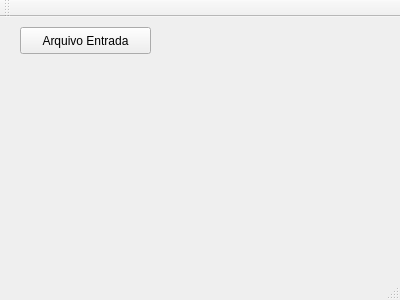
Before: the Qt Designer form ipo_sa_tela/MainWindow.ui in Hanniere/projeto-final-ipo, drawn with Qt 5.
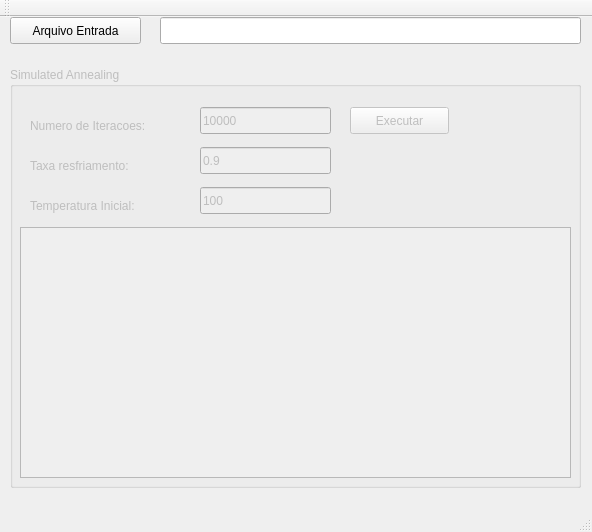
After: the same form once the commit is applied.

The edit to the form file:
```diff
--- a/ipo_sa_tela/MainWindow.ui
+++ b/ipo_sa_tela/MainWindow.ui
@@ -6,8 +6,8 @@
    <rect>
     <x>0</x>
     <y>0</y>
-    <width>400</width>
-    <height>300</height>
+    <width>592</width>
+    <height>532</height>
    </rect>
   </property>
   <property name="windowTitle">
@@ -17,8 +17,8 @@
    <widget class="QPushButton" name="pb_selecionar_arquivo_entrada">
     <property name="geometry">
      <rect>
-      <x>20</x>
-      <y>10</y>
+      <x>10</x>
+      <y>0</y>
       <width>131</width>
       <height>27</height>
      </rect>
@@ -27,6 +27,133 @@
      <string>Arquivo Entrada</string>
     </property>
    </widget>
+   <widget class="QGroupBox" name="gbx_simulated_annealing">
+    <property name="enabled">
+     <bool>false</bool>
+    </property>
+    <property name="geometry">
+     <rect>
+      <x>10</x>
+      <y>50</y>
+      <width>571</width>
+      <height>421</height>
+     </rect>
+    </property>
+    <property name="title">
+     <string>Simulated Annealing</string>
+    </property>
+    <widget class="QLabel" name="lbl_num_iteracoes">
+     <property name="geometry">
+      <rect>
+       <x>20</x>
+       <y>50</y>
+       <width>151</width>
+       <height>17</height>
+      </rect>
+     </property>
+     <property name="text">
+      <string>Numero de Iteracoes:</string>
+     </property>
+    </widget>
+    <widget class="QLineEdit" name="ln_num_iteracoes">
+     <property name="geometry">
+      <rect>
+       <x>190</x>
+       <y>40</y>
+       <width>131</width>
+       <height>27</height>
+      </rect>
+     </property>
+     <property name="text">
+      <string>10000</string>
+     </property>
+    </widget>
+    <widget class="QLineEdit" name="ln_taxa_resfriamento">
+     <property name="geometry">
+      <rect>
+       <x>190</x>
+       <y>80</y>
+       <width>131</width>
+       <height>27</height>
+      </rect>
+     </property>
+     <property name="text">
+      <string>0.9</string>
+     </property>
+    </widget>
+    <widget class="QLabel" name="lbl_taxa_resfriamento">
+     <property name="geometry">
+      <rect>
+       <x>20</x>
+       <y>90</y>
+       <width>151</width>
+       <height>17</height>
+      </rect>
+     </property>
+     <property name="text">
+      <string>Taxa resfriamento:</string>
+     </property>
+    </widget>
+    <widget class="QLabel" name="lbl_temperatura_inicial">
+     <property name="geometry">
+      <rect>
+       <x>20</x>
+       <y>130</y>
+       <width>151</width>
+       <height>17</height>
+      </rect>
+     </property>
+     <property name="text">
+      <string>Temperatura Inicial:</string>
+     </property>
+    </widget>
+    <widget class="QLineEdit" name="ln_temperatura_inicial">
+     <property name="geometry">
+      <rect>
+       <x>190</x>
+       <y>120</y>
+       <width>131</width>
+       <height>27</height>
+      </rect>
+     </property>
+     <property name="text">
+      <string>100</string>
+     </property>
+    </widget>
+    <widget class="QPushButton" name="pb_executar">
+     <property name="geometry">
+      <rect>
+       <x>340</x>
+       <y>40</y>
+       <width>99</width>
+       <height>27</height>
+      </rect>
+     </property>
+     <property name="text">
+      <string>Executar</string>
+     </property>
+    </widget>
+    <widget class="QTextEdit" name="txtEdit_resposta">
+     <property name="geometry">
+      <rect>
+       <x>10</x>
+       <y>160</y>
+       <width>551</width>
+       <height>251</height>
+      </rect>
+     </property>
+    </widget>
+   </widget>
+   <widget class="QLineEdit" name="ln_saida_parser">
+    <property name="geometry">
+     <rect>
+      <x>160</x>
+      <y>0</y>
+      <width>421</width>
+      <height>27</height>
+     </rect>
+    </property>
+   </widget>
   </widget>
   <widget class="QMenuBar" name="menuBar">
    <property name="geometry">
```
Left out of the diff: 2 changed lines with no effect on the pictures.
